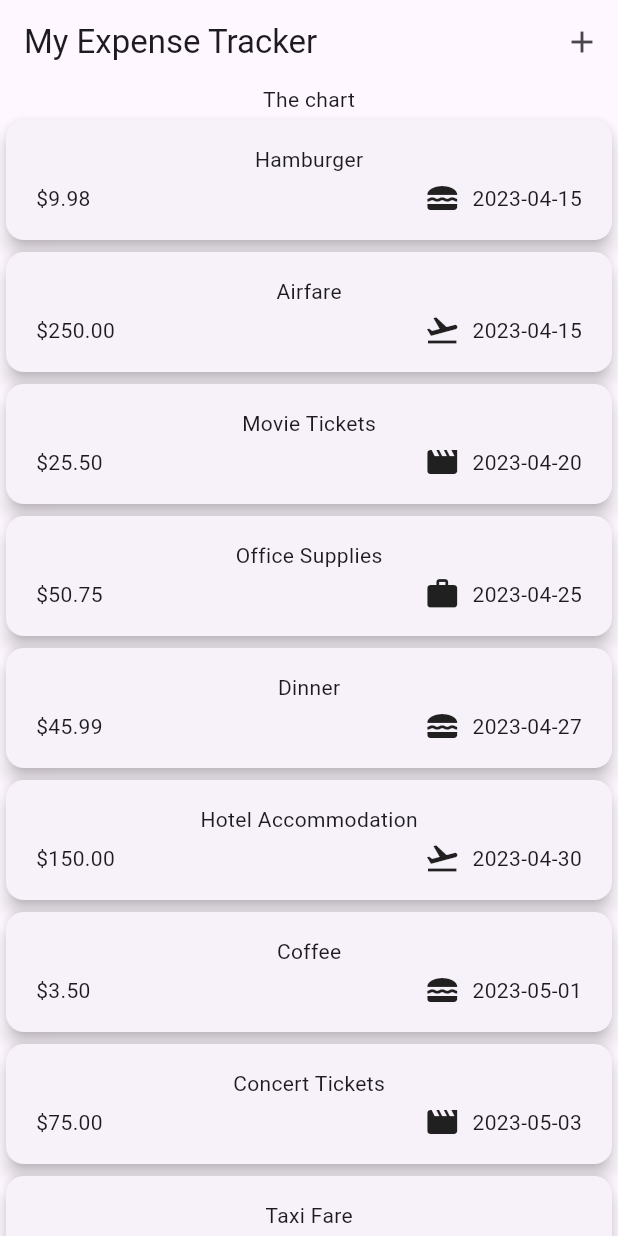
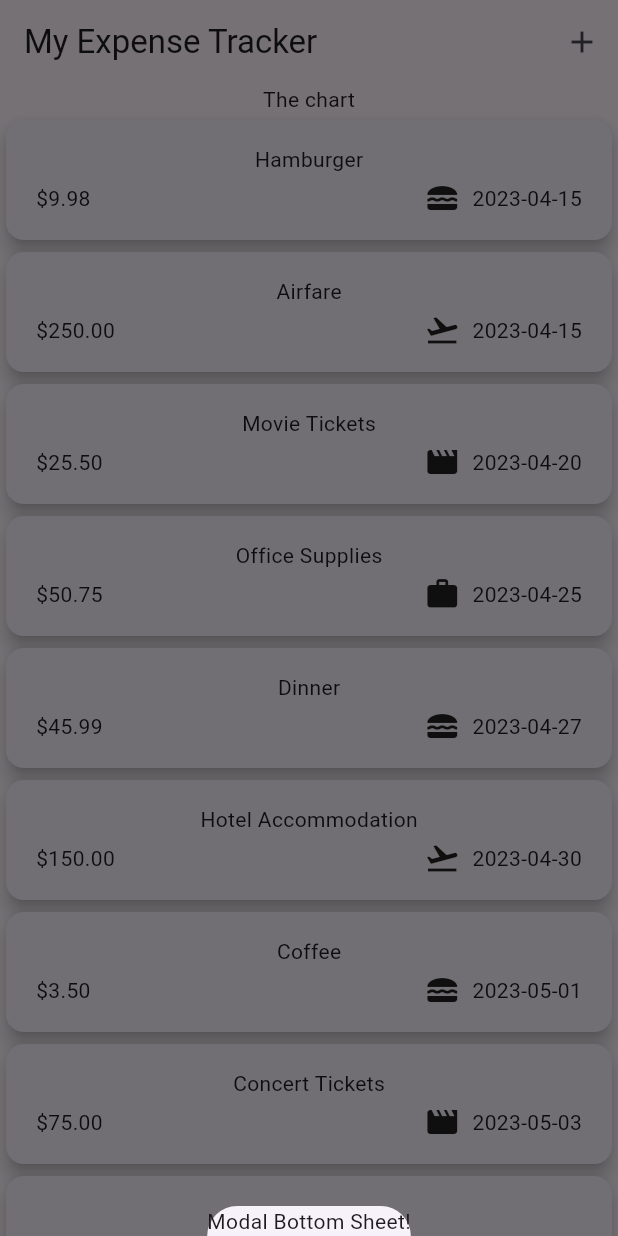
Before and after one commit to K-Mose/Flutter_Udemy_course, a Flutter app: the screen it shows after launch, after a tap on the "add" icon, on a phone screen of 412 x 824 dp. Run offline on Flutter 3.47's test engine with Material 2 defaults, Android fonts, the phone set to English and light mode, and no system bars; missing offline and left inert: dart:ffi.

Commit message:
Adding Modal Bottom Sheet

```diff
--- a/expense_tracker/lib/widgets/expenses.dart
+++ b/expense_tracker/lib/widgets/expenses.dart
@@ -92,6 +92,13 @@ class _ExpensesState extends State<Expenses> {
       category: Category.leisure,
     ),
   ];
+
+  void _openAddExpenseOverlay() {
+    showModalBottomSheet(context: context, builder: (context) => Container(
+      child: Text("Modal Bottom Sheet!"),
+    ));
+  }
+
   @override
   Widget build(BuildContext context) {
     return SafeArea(
@@ -100,7 +107,7 @@ class _ExpensesState extends State<Expenses> {
           title: const Text("My Expense Tracker"),
           actions: [
             IconButton(
-              onPressed: () {},
+              onPressed: _openAddExpenseOverlay,
               icon: const Icon(Icons.add)
             )
           ],
```
